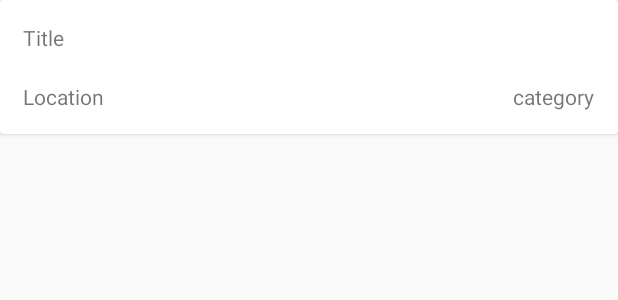
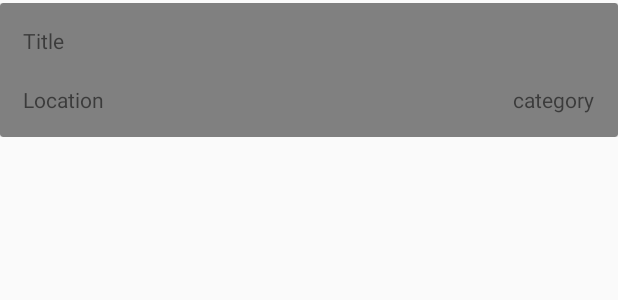
Before and after one commit to chanderbhanu096/Job-World, an Android app: the layout list_item.xml on its own in the app's theme, with its tools: preview values and no code run, on a phone screen of 412 x 824 dp. Shown: the top 300 px of the screen. Run offline under Robolectric (Android 15) with nearby library versions, the phone set to English and light mode, and no system bars.

```diff
--- a/app/src/main/res/layout/list_item.xml
+++ b/app/src/main/res/layout/list_item.xml
@@ -1,16 +1,20 @@
 <?xml version="1.0" encoding="utf-8"?>
 <LinearLayout xmlns:android="http://schemas.android.com/apk/res/android"
     android:layout_width="match_parent"
-    android:layout_height="match_parent">
+    xmlns:app="http://schemas.android.com/apk/res-auto"
+    android:layout_height="wrap_content"
+    android:layout_marginTop="2dp">
 
     <androidx.cardview.widget.CardView
         android:layout_width="match_parent"
+        android:background="#808080"
+        app:cardBackgroundColor="#808080"
         android:layout_height="wrap_content">
 
         <LinearLayout
             android:layout_width="match_parent"
             android:layout_height="wrap_content"
-            android:layout_margin="5dp"
+            android:padding="5dp"
             android:orientation="vertical">
 
             <TextView
```
Also changed, not shown: app/src/main/java/online/help/jobworld/AllJobsAdapter.java (added, +64 -0 lines), app/src/main/java/online/help/jobworld/all_jobs.java (+48 -0 lines), app/src/main/res/layout/activity_all_jobs.xml (+8 -1 lines).
